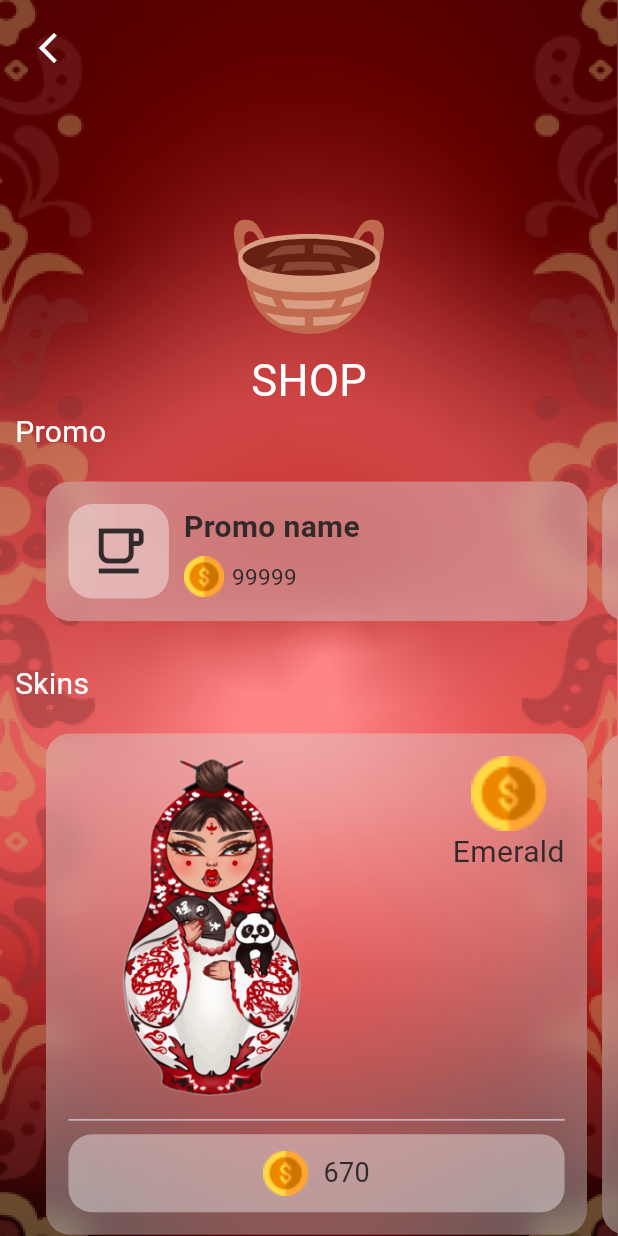
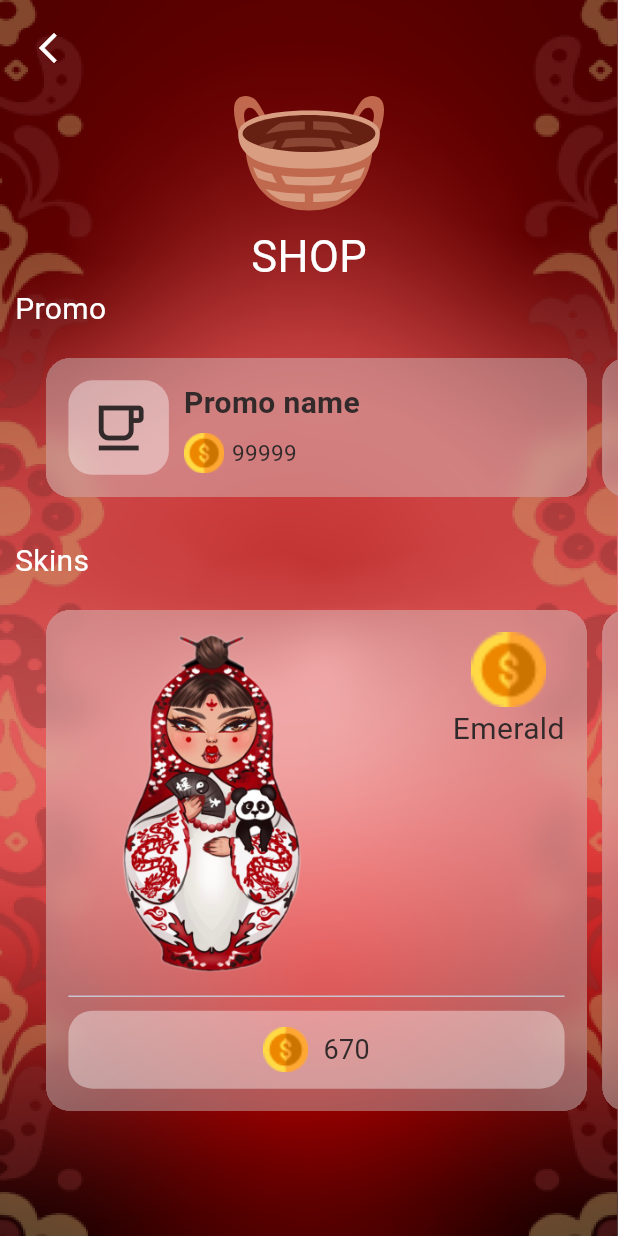
Before and after one commit to Nikolay-leukhin/matreshki-clicker, a Flutter app: the MarketScreen screen opened by its route, on a phone screen of 412 x 824 dp. Run offline on Flutter 3.47's test engine with Material 3 defaults, Android fonts, the light colour scheme and no system bars; our stand-ins replace bloc, cloud_firestore, easy_debounce, firebase_core, flutter_bloc, flutter_svg and 2 more; missing offline and left inert: tele_web_app; accounts and stored records are empty; Roboto replaces fonts that are missing (Silkscreen); statements that could not run were skipped.

```diff
--- a/lib/features/market/ui/market_screen.dart
+++ b/lib/features/market/ui/market_screen.dart
@@ -47,7 +47,6 @@ class _MarketScreenState extends State<MarketScreen> {
                       ],
                     ),
                   ),
-                  SizedBox(height: size.height * 0.1),
                   Column(
                     mainAxisSize: MainAxisSize.min,
                     crossAxisAlignment: CrossAxisAlignment.center,
```
Also changed, not shown: 3 other files.
